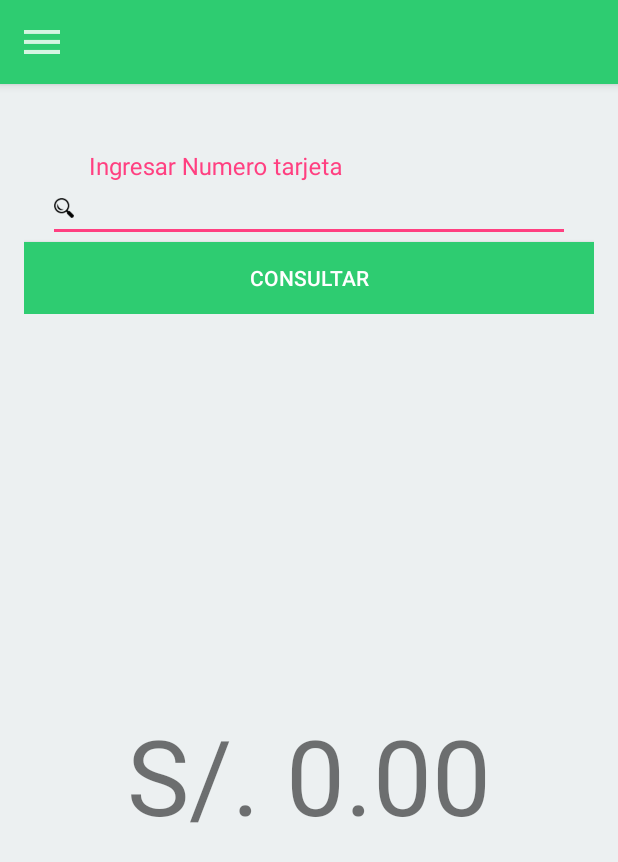
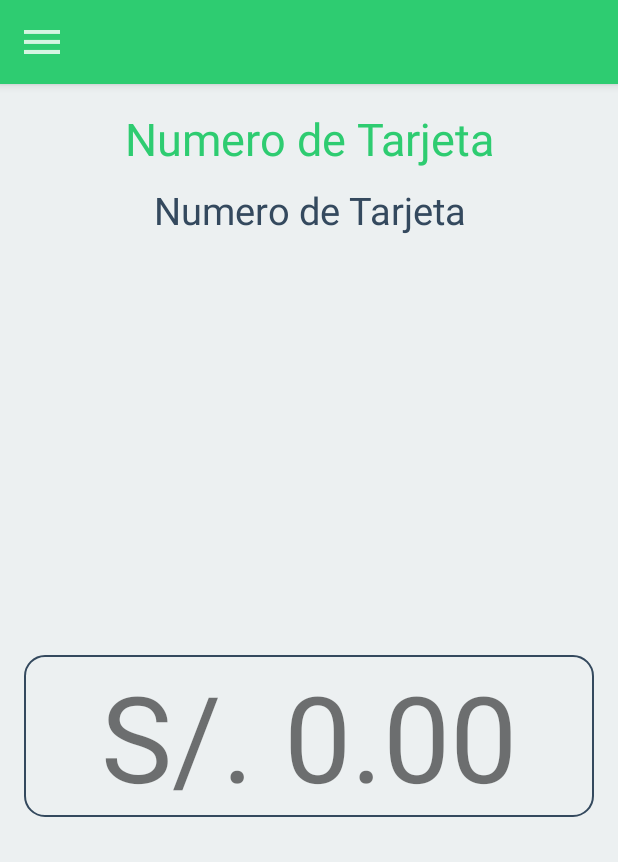
Before and after one commit to Visionary2017/Linea_1, an Android app: the consulta_saldo screen opened directly, with no data from a screen before it, on a phone screen of 412 x 824 dp. Shown: the top 862 px of the screen. Run offline under Robolectric (Android 15) with nearby library versions, the phone set to English and light mode, and no system bars; libraries missing offline, so code that uses them is left out: com.loopj.android, cz.msebera.android; 5 statements that could not run were skipped.

Commit message:
Actualizo el Consulta Saldo

```diff
--- a/AppLinea1/app/src/main/java/pe/edu/sise/applinea1/ClassConstante.java
+++ b/AppLinea1/app/src/main/java/pe/edu/sise/applinea1/ClassConstante.java
@@ -38,6 +38,7 @@ public class ClassConstante {
     //Para Listar las Estaciones
     public static String UDP_SALDO= "update_Saldo.php";
 
+    public static String NRO_TARJETA = "0";
 
     //Para Listar las Estaciones
     ///public static String UDP_SALDO_VISA= "update_Saldo.php";
--- a/AppLinea1/app/src/main/java/pe/edu/sise/applinea1/MenuPrincipalActivity.java
+++ b/AppLinea1/app/src/main/java/pe/edu/sise/applinea1/MenuPrincipalActivity.java
@@ -13,6 +13,8 @@ import android.view.MenuItem;
 import android.view.View;
 import android.widget.ImageButton;
 import android.widget.Toast;
+
+import pe.edu.sise.applinea1.ClassConstante;
 
 public class MenuPrincipalActivity extends AppCompatActivity {
 
@@ -41,6 +43,7 @@ public class MenuPrincipalActivity extends AppCompatActivity {
 
          datos = this.getIntent().getExtras();
          numero_tarjeta = datos.getString("valor");
+         ClassConstante.NRO_TARJETA = numero_tarjeta;
 
         Toast.makeText(this, numero_tarjeta, Toast.LENGTH_SHORT).show();
 
--- a/AppLinea1/app/src/main/java/pe/edu/sise/applinea1/consulta_saldo.java
+++ b/AppLinea1/app/src/main/java/pe/edu/sise/applinea1/consulta_saldo.java
@@ -22,6 +22,7 @@ import com.loopj.android.http.RequestParams;
 
 import org.json.JSONArray;
 import org.json.JSONObject;
+import org.w3c.dom.Text;
 
 import cz.msebera.android.httpclient.Header;
 
@@ -30,6 +31,8 @@ import static pe.edu.sise.applinea1.ClassConstante.DOMINIO;
 import static pe.edu.sise.applinea1.ClassConstante.MOSTRAR_SALDO;
 import static pe.edu.sise.applinea1.ClassConstante.VER_SALDO;
 
+import static pe.edu.sise.applinea1.ClassConstante.*;
+
 public class consulta_saldo extends AppCompatActivity {
 
     private DrawerLayout drawerLayout;
@@ -37,6 +40,7 @@ public class consulta_saldo extends AppCompatActivity {
     public TextView lblConsultaSaldo;
     public Button btnConsultaSaldoC;
     public EditText txtNumeroTarjetaSaldo;
+    public TextView lblNumero_TarjetaC;
     @Override
     protected void onCreate(Bundle savedInstanceState) {
         super.onCreate(savedInstanceState);
@@ -44,6 +48,12 @@ public class consulta_saldo extends AppCompatActivity {
         drawerLayout=(DrawerLayout) findViewById(R.id.drawer_consulta);
         navigationView=(NavigationView)findViewById(R.id.navview);
         setToolbar();
+
+        lblNumero_TarjetaC = (TextView) findViewById(R.id.lblNumero_TarjetaC);
+        lblConsultaSaldo = (TextView) findViewById(R.id.lblConsultaSaldo);
+
+        lblNumero_TarjetaC.setText(NRO_TARJETA.toString());
+        Consultar_Saldo();
         navigationView.setNavigationItemSelectedListener(new NavigationView.OnNavigationItemSelectedListener() {
             @Override
             public boolean onNavigationItemSelected(@NonNull MenuItem item) {
@@ -83,17 +93,17 @@ public class consulta_saldo extends AppCompatActivity {
             }
         });
 
-        lblConsultaSaldo = (TextView) findViewById(R.id.lblConsultaSaldo);
-        btnConsultaSaldoC = (Button) findViewById(R.id.btnConsultaSaldoC);
-        txtNumeroTarjetaSaldo = (EditText) findViewById(R.id.txtNumeroTarjetaSaldo);
 
+        //btnConsultaSaldoC = (Button) findViewById(R.id.btnConsultaSaldoC);
+        //txtNumeroTarjetaSaldo = (EditText) findViewById(R.id.txtNumeroTarjetaSaldo);
+/*
         btnConsultaSaldoC.setOnClickListener(new View.OnClickListener() {
             @Override
             public void onClick(View v) {
                 Consultar_Saldo();
             }
         });
-
+*/
     }
 
     public void Consultar_Saldo(){
@@ -101,7 +111,7 @@ public class consulta_saldo extends AppCompatActivity {
         try {
             String URL_SALDO = DOMINIO + MOSTRAR_SALDO;
             RequestParams parametros = new RequestParams();
-            parametros.put("nro_tarjeta",txtNumeroTarjetaSaldo.getText().toString());
+            parametros.put("nro_tarjeta",NRO_TARJETA.toString());
 
             client.get(URL_SALDO, parametros, new AsyncHttpResponseHandler() {
                 @Override
--- /dev/null
+++ b/AppLinea1/app/src/main/res/drawable-xhdpi/btn_redondo.xml
@@ -0,0 +1,14 @@
+<?xml version="1.0" encoding="utf-8"?>
+<shape xmlns:android="http://schemas.android.com/apk/res/android" android:shape="rectangle">
+    <solid android:color="@color/colorPrimary"/>
+
+    <stroke android:width="1dp"
+        android:color="@color/Black"/>
+
+    <padding android:left="1dp"
+        android:top="1dp"
+        android:right="1dp"
+        android:bottom="1dp"/>
+
+    <corners android:radius="20px"/>
+</shape>
--- a/AppLinea1/app/src/main/res/layout/activity_consulta_saldo.xml
+++ b/AppLinea1/app/src/main/res/layout/activity_consulta_saldo.xml
@@ -60,6 +60,7 @@
                 app:layout_behavior="@string/appbar_scrolling_view_behavior">
 
 
+                <!--
                 <LinearLayout
                     android:id="@+id/linear_consulta_second"
                     android:layout_width="match_parent"
@@ -115,28 +116,62 @@
                         android:theme="@style/FaceButtonStyle" />
 
                 </LinearLayout>
+                -->
 
+                <LinearLayout
+                    android:layout_width="match_parent"
+                    android:layout_height="wrap_content"
+                    android:orientation="vertical">
+
+                    <TextView
+                        android:layout_width="match_parent"
+                        android:layout_height="wrap_content"
+                        android:text="@string/txt_Numero_Tarjeta"
+                        android:textAlignment="center"
+                        android:textColor="@color/Green"
+                        android:textSize="30dp" />
+
+                    <TextView
+                        android:id="@+id/lblNumero_TarjetaC"
+                        android:layout_width="match_parent"
+                        android:layout_height="wrap_content"
+                        android:text="@string/txt_Numero_Tarjeta"
+                        android:textAlignment="center"
+                        android:textColor="@color/Black"
+                        android:layout_marginTop="10dp"
+                        android:textSize="25dp" />
+                </LinearLayout>
 
                 <LinearLayout
                     android:id="@+id/linear_detalle_consulta"
                     android:layout_width="match_parent"
                     android:layout_height="match_parent"
-                    android:orientation="vertical"
                     android:background="@color/colorPrimary"
                     android:gravity="center"
-                    >
+                    android:orientation="vertical">
+
 
                     <TextView
+                        android:id="@+id/lblConsultaSaldo"
                         android:layout_width="match_parent"
                         android:layout_height="wrap_content"
+                        android:background="@drawable/btn_redondo"
                         android:text="S/. 0.00"
                         android:textAlignment="center"
-                        android:textSize="70dp"
-                        android:id="@+id/lblConsultaSaldo"
-                        />
+                        android:textSize="80dp" />
 
 
                 </LinearLayout>
+
+                <View
+                    android:layout_width="match_parent"
+                    android:layout_height="2dp"
+                    android:layout_marginTop="20dp"
+                    android:background="@color/Black"
+
+                    >
+
+                </View>
 
 
             </LinearLayout>
--- a/AppLinea1/app/src/main/res/values/strings.xml
+++ b/AppLinea1/app/src/main/res/values/strings.xml
@@ -28,4 +28,5 @@
     <string name="txt_consulta_saldo">CONSULTAR SALDO</string>
     <string name="txt_ingresar_numero_tarjeta">Ingresar Numero tarjeta</string>
     <string name="txt_consulta">CONSULTAR</string>
+    <string name="txt_Numero_Tarjeta">Numero de Tarjeta</string>
 </resources>
```
